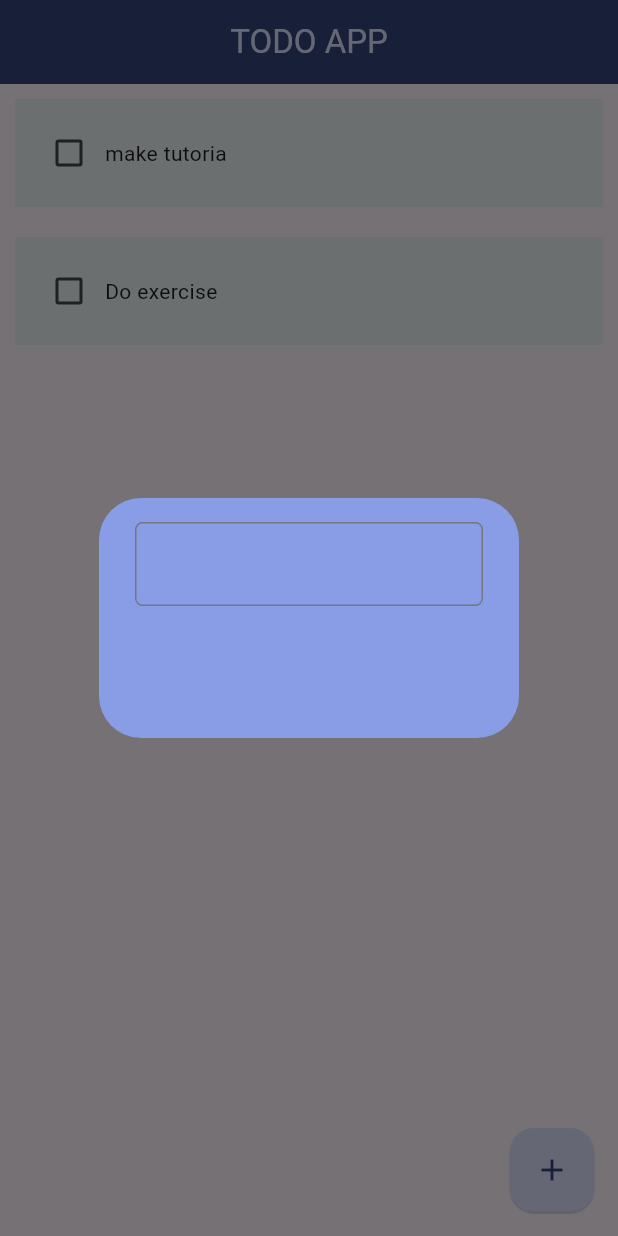
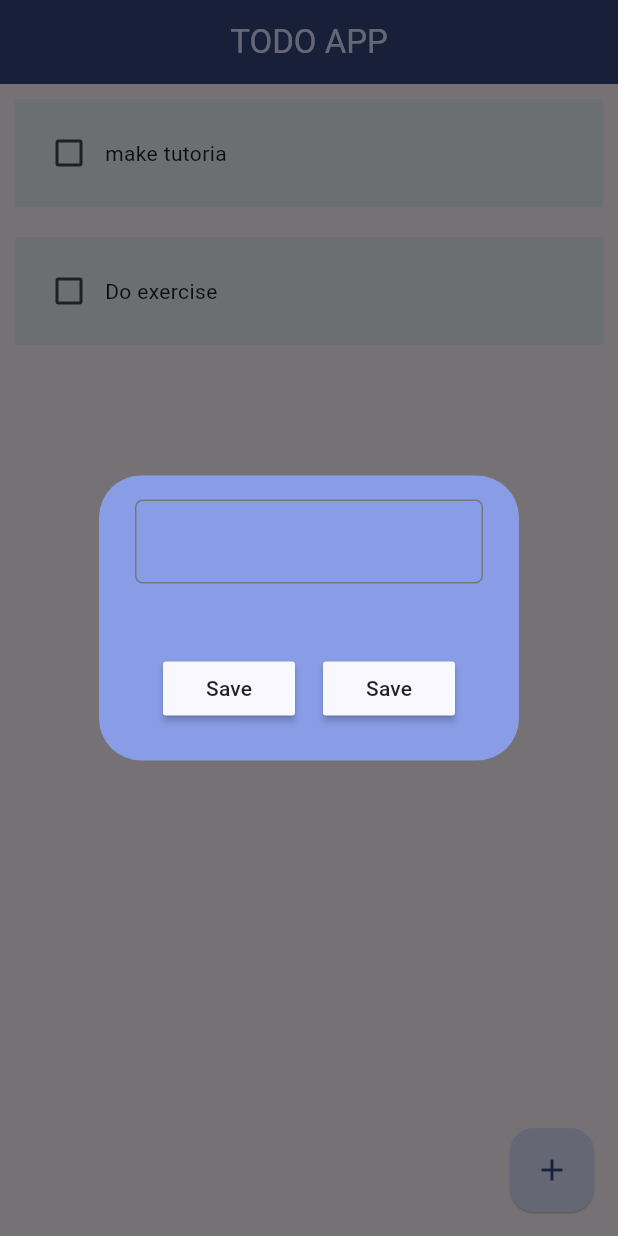
Before and after one commit to Freshblaze/todo_app, a Flutter app: the screen it shows after launch, after a tap on the "add" icon, on a phone screen of 412 x 824 dp. Run offline on Flutter 3.47's test engine with Material 3 defaults, Android fonts, the phone set to English and light mode, and no system bars.

Commit message:
designing alertBox

```diff
--- a/lib/utili/dialog_box.dart
+++ b/lib/utili/dialog_box.dart
@@ -1,4 +1,5 @@
 import 'package:flutter/material.dart';
+import 'package:todo_app/utili/my_button.dart';
 
 class DialogBox extends StatelessWidget {
   const DialogBox({super.key});
@@ -8,8 +9,9 @@ class DialogBox extends StatelessWidget {
     return AlertDialog(
       backgroundColor: const Color.fromARGB(223, 140, 163, 246),
       content: Container(
-        height: 120,
+        height: 150,
         child: Column(
+          mainAxisAlignment: MainAxisAlignment.spaceBetween,
           children: [
             TextField(
               decoration: InputDecoration(
@@ -19,7 +21,21 @@ class DialogBox extends StatelessWidget {
               ),
             ),
             Row(
-              children: [],
+              mainAxisAlignment: MainAxisAlignment.spaceEvenly,
+              children: [
+                // save button and cancel button
+
+                //Save_button
+                MyButton(
+                  onPress: () {},
+                  text: 'Save',
+                ),
+                //Cancel_button
+                MyButton(
+                  onPress: () {},
+                  text: 'Save',
+                )
+              ],
             )
           ],
         ),
--- /dev/null
+++ b/lib/utili/my_button.dart
@@ -0,0 +1,16 @@
+import 'package:flutter/material.dart';
+
+class MyButton extends StatelessWidget {
+  const MyButton({required this.onPress, required this.text, super.key});
+  final String text;
+  final VoidCallback onPress;
+
+  @override
+  Widget build(BuildContext context) {
+    return MaterialButton(
+      onPressed: onPress,
+      child: Text(text),
+      color: Theme.of(context).primaryColor,
+    );
+  }
+}
```
